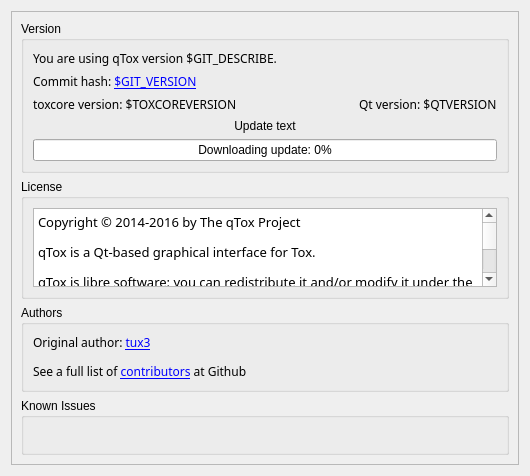
The window that src/widget/form/settings/aboutsettings.ui (qTox/qTox) describes before a commit, drawn with Qt 5.
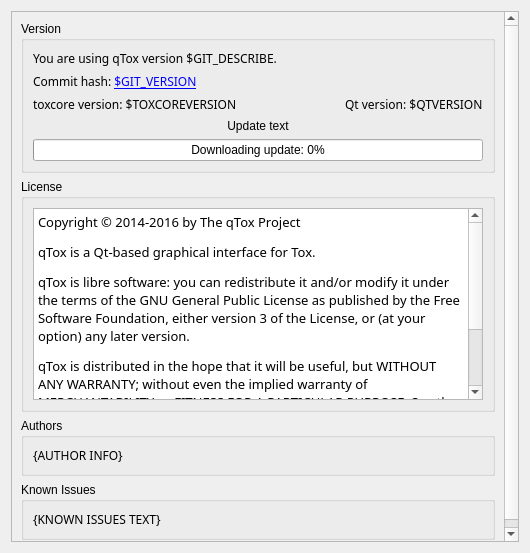
The same window after the commit. Custom widgets are drawn as their Qt base class.

Commit message: refactor: Remove html tags from author block

Patch:
```diff
--- a/src/widget/form/settings/aboutsettings.ui
+++ b/src/widget/form/settings/aboutsettings.ui
@@ -7,7 +7,7 @@
     <x>0</x>
     <y>0</y>
     <width>530</width>
-    <height>476</height>
+    <height>553</height>
    </rect>
   </property>
   <property name="sizePolicy">
@@ -29,9 +29,9 @@
       <property name="geometry">
        <rect>
         <x>0</x>
-        <y>-72</y>
-        <width>496</width>
-        <height>648</height>
+        <y>0</y>
+        <width>514</width>
+        <height>537</height>
        </rect>
       </property>
       <layout class="QVBoxLayout" name="verticalLayout_2" stretch="0,1,0,0">
@@ -222,12 +222,12 @@
              <string notr="true">&lt;!DOCTYPE HTML PUBLIC &quot;-//W3C//DTD HTML 4.0//EN&quot; &quot;http://www.w3.org/TR/REC-html40/strict.dtd&quot;&gt;
 &lt;html&gt;&lt;head&gt;&lt;meta name=&quot;qrichtext&quot; content=&quot;1&quot; /&gt;&lt;style type=&quot;text/css&quot;&gt;
 p, li { white-space: pre-wrap; }
-&lt;/style&gt;&lt;/head&gt;&lt;body style=&quot; font-family:'Noto Sans'; font-size:12pt; font-weight:400; font-style:normal;&quot;&gt;
-&lt;p style=&quot; margin-top:12px; margin-bottom:12px; margin-left:0px; margin-right:0px; -qt-block-indent:0; text-indent:0px;&quot;&gt;&lt;span style=&quot; font-family:'Sans Serif'; font-size:10pt; color:#000000;&quot;&gt;Copyright © 2014-2016 by The qTox Project&lt;/span&gt;&lt;/p&gt;
-&lt;p style=&quot; margin-top:12px; margin-bottom:12px; margin-left:0px; margin-right:0px; -qt-block-indent:0; text-indent:0px;&quot;&gt;&lt;span style=&quot; font-family:'Ubuntu'; font-size:10pt;&quot;&gt;qTox is a Qt-based graphical interface for Tox.&lt;/span&gt;&lt;/p&gt;
-&lt;p style=&quot; margin-top:12px; margin-bottom:12px; margin-left:0px; margin-right:0px; -qt-block-indent:0; text-indent:0px;&quot;&gt;&lt;span style=&quot; font-family:'Sans Serif'; font-size:10pt;&quot;&gt;qTox is libre software: you can redistribute it and/or modify it under the terms of the GNU General Public License as published by the Free Software Foundation, either version 3 of the License, or (at your option) any later version.&lt;/span&gt;&lt;/p&gt;
-&lt;p style=&quot; margin-top:12px; margin-bottom:12px; margin-left:0px; margin-right:0px; -qt-block-indent:0; text-indent:0px;&quot;&gt;&lt;span style=&quot; font-family:'Sans Serif'; font-size:10pt;&quot;&gt;qTox is distributed in the hope that it will be useful, but WITHOUT ANY WARRANTY; without even the implied warranty of MERCHANTABILITY or FITNESS FOR A PARTICULAR PURPOSE. See the GNU General Public License for more details. &lt;/span&gt;&lt;/p&gt;
-&lt;p style=&quot; margin-top:12px; margin-bottom:12px; margin-left:0px; margin-right:0px; -qt-block-indent:0; text-indent:0px;&quot;&gt;&lt;span style=&quot; font-family:'Ubuntu'; font-size:10pt;&quot;&gt;You should have received a copy of the GNU General Public License along with this program. If not, see &lt;/span&gt;&lt;a href=&quot;https://www.gnu.org/copyleft/gpl.html&quot;&gt;&lt;span style=&quot; font-family:'Ubuntu'; font-size:10pt; text-decoration: underline; color:#007af4;&quot;&gt;https://www.gnu.org/copyleft/gpl.html&lt;/span&gt;&lt;/a&gt;&lt;span style=&quot; font-family:'Ubuntu'; font-size:10pt;&quot;&gt;.&lt;/span&gt;&lt;/p&gt;&lt;/body&gt;&lt;/html&gt;</string>
+&lt;/style&gt;&lt;/head&gt;&lt;body style=&quot; font-family:'Noto Sans'; font-size:10pt; font-weight:400; font-style:normal;&quot;&gt;
+&lt;p style=&quot; margin-top:12px; margin-bottom:12px; margin-left:0px; margin-right:0px; -qt-block-indent:0; text-indent:0px;&quot;&gt;&lt;span style=&quot; font-family:'Sans Serif'; color:#000000;&quot;&gt;Copyright © 2014-2016 by The qTox Project&lt;/span&gt;&lt;/p&gt;
+&lt;p style=&quot; margin-top:12px; margin-bottom:12px; margin-left:0px; margin-right:0px; -qt-block-indent:0; text-indent:0px;&quot;&gt;&lt;span style=&quot; font-family:'Ubuntu';&quot;&gt;qTox is a Qt-based graphical interface for Tox.&lt;/span&gt;&lt;/p&gt;
+&lt;p style=&quot; margin-top:12px; margin-bottom:12px; margin-left:0px; margin-right:0px; -qt-block-indent:0; text-indent:0px;&quot;&gt;&lt;span style=&quot; font-family:'Sans Serif';&quot;&gt;qTox is libre software: you can redistribute it and/or modify it under the terms of the GNU General Public License as published by the Free Software Foundation, either version 3 of the License, or (at your option) any later version.&lt;/span&gt;&lt;/p&gt;
+&lt;p style=&quot; margin-top:12px; margin-bottom:12px; margin-left:0px; margin-right:0px; -qt-block-indent:0; text-indent:0px;&quot;&gt;&lt;span style=&quot; font-family:'Sans Serif';&quot;&gt;qTox is distributed in the hope that it will be useful, but WITHOUT ANY WARRANTY; without even the implied warranty of MERCHANTABILITY or FITNESS FOR A PARTICULAR PURPOSE. See the GNU General Public License for more details. &lt;/span&gt;&lt;/p&gt;
+&lt;p style=&quot; margin-top:12px; margin-bottom:12px; margin-left:0px; margin-right:0px; -qt-block-indent:0; text-indent:0px;&quot;&gt;&lt;span style=&quot; font-family:'Ubuntu';&quot;&gt;You should have received a copy of the GNU General Public License along with this program. If not, see &lt;/span&gt;&lt;a href=&quot;https://www.gnu.org/copyleft/gpl.html&quot;&gt;&lt;span style=&quot; font-family:'Ubuntu'; text-decoration: underline; color:#007af4;&quot;&gt;https://www.gnu.org/copyleft/gpl.html&lt;/span&gt;&lt;/a&gt;&lt;span style=&quot; font-family:'Ubuntu';&quot;&gt;.&lt;/span&gt;&lt;/p&gt;&lt;/body&gt;&lt;/html&gt;</string>
             </property>
             <property name="searchPaths">
              <stringlist/>
@@ -275,7 +275,7 @@
              </font>
             </property>
             <property name="text">
-             <string>&lt;html&gt;&lt;head/&gt;&lt;body&gt;&lt;p&gt;Original author: &lt;a href=&quot;https://github.com/tux3&quot;&gt;&lt;span style=&quot; text-decoration: underline; color:#0000ff;&quot;&gt;tux3&lt;/span&gt;&lt;/a&gt;&lt;/p&gt;&lt;p&gt;See a full list of &lt;a href=&quot;https://github.com/qTox/qTox/graphs/contributors&quot;&gt;&lt;span style=&quot; text-decoration: underline; color:#0000ff;&quot;&gt;contributors&lt;/span&gt;&lt;/a&gt; at Github&lt;/p&gt;&lt;/body&gt;&lt;/html&gt;</string>
+             <string notr="true">{AUTHOR INFO}</string>
             </property>
             <property name="openExternalLinks">
              <bool>true</bool>
@@ -319,6 +319,9 @@
               <family>Sans Serif</family>
              </font>
             </property>
+            <property name="text">
+             <string notr="true">{KNOWN ISSUES TEXT}</string>
+            </property>
             <property name="wordWrap">
              <bool>true</bool>
             </property>
```
Left out of the diff: 8 changed lines with no effect on the pictures. The commit also changes 2 other files.
